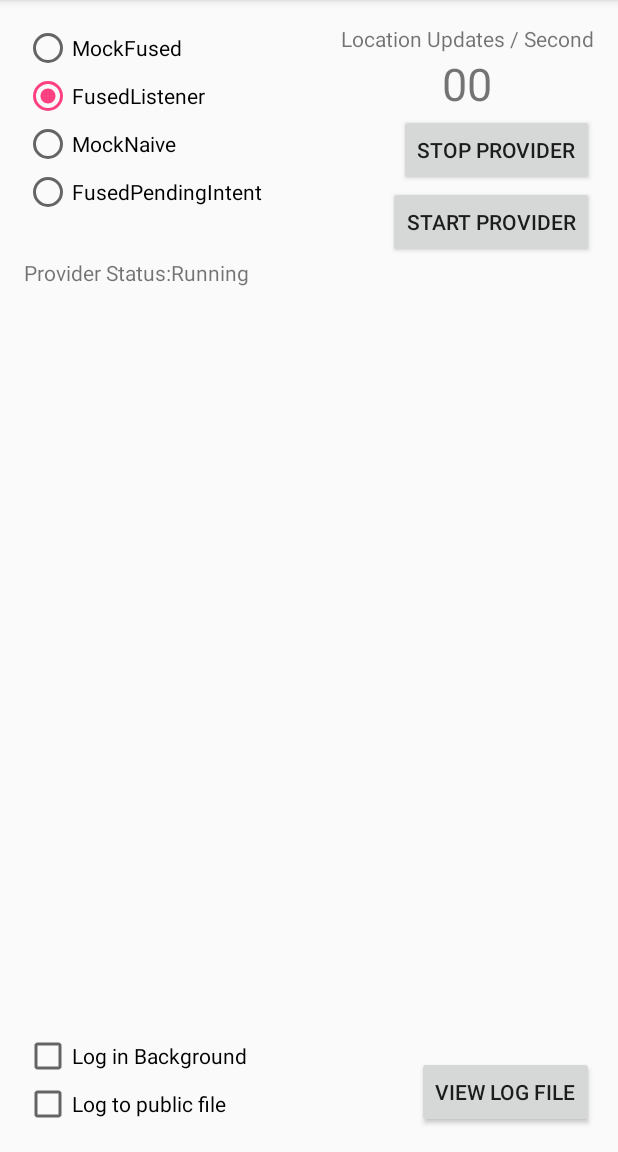
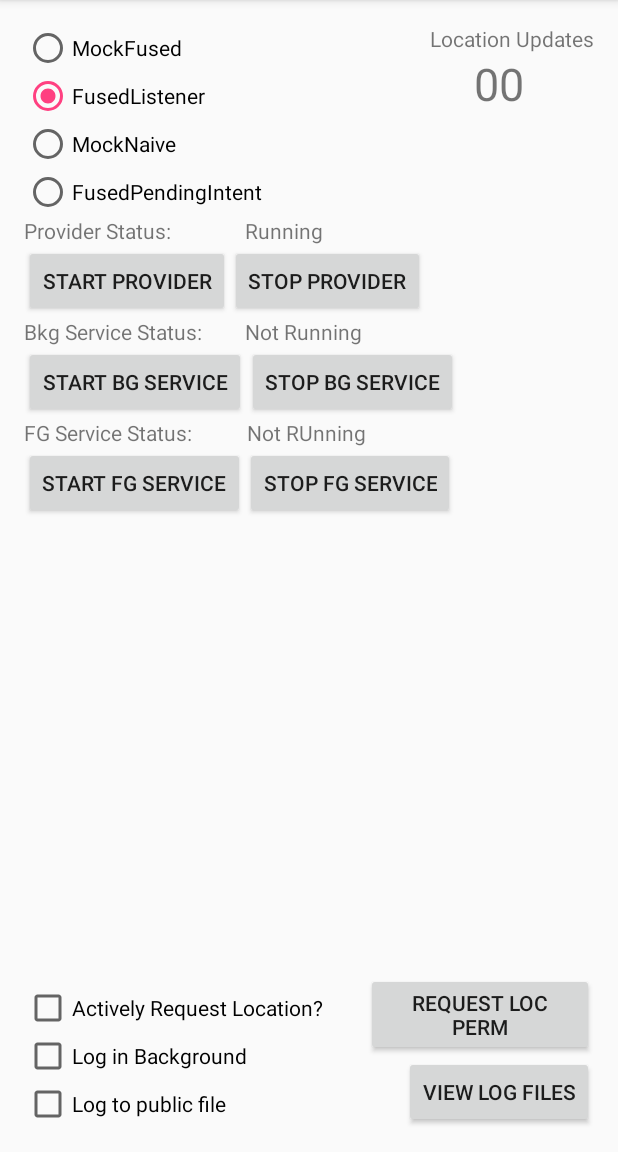
Before and after one commit to CristianAnaya/GPSFrequencyStatus, an Android app: the MainActivity screen opened directly, with no data from a screen before it, on a phone screen of 412 x 824 dp, the part 84-1236 px from its top. Run offline under Robolectric (Android 15) with nearby library versions, the phone set to English and light mode, and no system bars; our stand-ins replace ButterKnife.

Commit message:
Two different service types.

```diff
--- a/GPSFrequencyStatus/app/src/main/java/ca/stefanm/gpsfrequencystatus/services/LocationRecieverService.java
+++ b/GPSFrequencyStatus/app/src/main/java/ca/stefanm/gpsfrequencystatus/services/AbstractLocationReceiverService.java
@@ -10,7 +10,8 @@ import android.support.annotation.Nullable;
  * Created by Stefan on 12/3/2016.
  */
 
-public class LocationRecieverService extends Service implements ILocationListener {
+public abstract class AbstractLocationReceiverService extends Service implements ILocationListener {
+
     @Override
     public void OnLocationChanged(Location location) {
 
@@ -19,24 +20,13 @@ public class LocationRecieverService extends Service implements ILocationListene
 
         //Analogous to the fence handler service.
 
+    }
 
 
+    public void setLocationListener(ILocationListener locationListener){
 
     }
 
 
 
-
-    //The service specifies the location provider and passes a reference to itself?
-
-
-
-
-    //Needs to be in a separate process with a notification to be a foreground process.
-
-    @Nullable
-    @Override
-    public IBinder onBind(Intent intent) {
-        return null;
-    }
 }
--- /dev/null
+++ b/GPSFrequencyStatus/app/src/main/java/ca/stefanm/gpsfrequencystatus/services/BackgroundLocationReceiverService.java
@@ -0,0 +1,18 @@
+package ca.stefanm.gpsfrequencystatus.services;
+
+import android.content.Intent;
+import android.os.IBinder;
+import android.support.annotation.Nullable;
+
+/**
+ * Should run in a separate process, have a notification visible.
+ * Created by Stefan on 12/3/2016.
+ */
+
+public class BackgroundLocationReceiverService extends AbstractLocationReceiverService {
+    @Nullable
+    @Override
+    public IBinder onBind(Intent intent) {
+        return null;
+    }
+}
--- /dev/null
+++ b/GPSFrequencyStatus/app/src/main/java/ca/stefanm/gpsfrequencystatus/services/ForegroundLocationRecieverService.java
@@ -0,0 +1,33 @@
+package ca.stefanm.gpsfrequencystatus.services;
+
+import android.app.Service;
+import android.content.Intent;
+import android.location.Location;
+import android.os.IBinder;
+import android.support.annotation.Nullable;
+
+/**
+ * Runs in the same process, different non-UI thread, as the main applicaiton.
+ * Created by Stefan on 12/3/2016.
+ */
+
+public class ForegroundLocationRecieverService extends AbstractLocationReceiverService {
+
+
+
+
+    //The service specifies the location provider and passes a reference to itself?
+
+
+
+
+    //Needs to be in a separate process with a notification to be a foreground process.
+
+    @Nullable
+    @Override
+    public IBinder onBind(Intent intent) {
+        return null;
+    }
+
+
+}
--- a/GPSFrequencyStatus/app/src/main/res/layout/activity_main.xml
+++ b/GPSFrequencyStatus/app/src/main/res/layout/activity_main.xml
@@ -27,7 +27,7 @@
         android:id="@+id/cbBackgroundLog" />
 
     <Button
-        android:text="View Log File"
+        android:text="View Log Files"
         android:layout_width="wrap_content"
         android:layout_height="wrap_content"
         android:id="@+id/bOpenLogFile"
@@ -36,11 +36,11 @@
 
 
     <TextView
-        android:text="Location Updates / Second"
+        android:text="Location Updates"
         android:layout_width="wrap_content"
         android:layout_height="wrap_content"
         android:id="@+id/FreqLabel"
-        tools:text="Location Updates / Second"
+        tools:text="Location Updates"
         android:textAlignment="center"
         android:layout_alignParentTop="true"
         android:layout_alignParentEnd="true" />
@@ -54,7 +54,7 @@
         android:textAlignment="center"
         android:layout_below="@+id/FreqLabel"
         android:layout_alignParentEnd="true"
-        android:layout_alignStart="@+id/FreqLabel" />
+        android:layout_alignStart="@+id/bOpenLogFile" />
 
     <RadioGroup
         android:layout_width="wrap_content"
@@ -63,8 +63,8 @@
         android:checkedButton="@+id/rbFusedListener"
         android:layout_alignParentTop="true"
         android:layout_alignParentStart="true"
-        android:layout_alignBottom="@+id/buttonStartProvider"
-        android:layout_toStartOf="@+id/FreqLabel">
+        android:layout_toStartOf="@+id/FreqLabel"
+        android:layout_alignEnd="@+id/cbActiveRequest">
 
         <RadioButton
             android:text="MockFused"
@@ -100,6 +100,22 @@
             android:layout_alignParentStart="true" />
     </RadioGroup>
 
+    <CheckBox
+        android:text="Actively Request Location?"
+        android:layout_width="wrap_content"
+        android:layout_height="wrap_content"
+        android:layout_above="@+id/cbBackgroundLog"
+        android:layout_alignParentStart="true"
+        android:id="@+id/cbActiveRequest" />
+
+    <TextView
+        android:text="Running"
+        android:layout_width="wrap_content"
+        android:layout_height="wrap_content"
+        android:id="@+id/tvStatusFlag"
+        android:layout_below="@+id/radioGroup"
+        android:layout_alignEnd="@+id/radioGroup" />
+
     <TextView
         android:text="Provider Status:"
         android:layout_width="wrap_content"
@@ -108,27 +124,91 @@
         android:layout_below="@+id/radioGroup"
         android:layout_alignParentStart="true" />
 
-    <TextView
-        android:text="Running"
-        android:layout_width="wrap_content"
-        android:layout_height="wrap_content"
-        android:id="@+id/tvStatusFlag"
-        android:layout_below="@+id/radioGroup"
-        android:layout_toEndOf="@+id/tvLocProviderStatusLbl" />
-
     <Button
         android:text="Start Provider"
         android:layout_width="wrap_content"
         android:layout_height="wrap_content"
         android:id="@+id/buttonStartProvider"
-        android:layout_below="@+id/buttonStopProvider"
-        android:layout_alignParentEnd="true" />
+        android:layout_below="@+id/tvStatusFlag"
+        android:layout_alignParentStart="true" />
 
     <Button
         android:text="Stop Provider"
         android:layout_width="wrap_content"
         android:layout_height="wrap_content"
         android:id="@+id/buttonStopProvider"
-        android:layout_below="@+id/freqUpdatesCount"
-        android:layout_alignParentEnd="true" />
+        android:layout_below="@+id/tvStatusFlag"
+        android:layout_toEndOf="@+id/buttonStartProvider" />
+
+    <TextView
+        android:text="Bkg Service Status:"
+        android:layout_width="wrap_content"
+        android:layout_height="wrap_content"
+        android:layout_below="@+id/buttonStartProvider"
+        android:layout_alignParentStart="true"
+        android:id="@+id/tvbgServiceLbl" />
+
+    <Button
+        android:text="Start Bg Service"
+        android:layout_width="wrap_content"
+        android:layout_height="wrap_content"
+        android:layout_below="@+id/tvbgServiceLbl"
+        android:layout_alignParentStart="true"
+        android:id="@+id/bgBackgroundServiceStart" />
+
+    <TextView
+        android:text="Not Running"
+        android:layout_width="wrap_content"
+        android:layout_height="wrap_content"
+        android:layout_below="@+id/buttonStartProvider"
+        android:layout_alignStart="@+id/tvStatusFlag"
+        android:id="@+id/tvbgServiceStatus" />
+
+    <Button
+        android:text="Stop BG Service"
+        android:layout_width="wrap_content"
+        android:layout_height="wrap_content"
+        android:layout_below="@+id/tvbgServiceStatus"
+        android:layout_toEndOf="@+id/cbBackgroundLog"
+        android:id="@+id/bgBackgroundServiceStop" />
+
+    <TextView
+        android:text="FG Service Status:"
+        android:layout_width="wrap_content"
+        android:layout_height="wrap_content"
+        android:layout_below="@+id/bgBackgroundServiceStart"
+        android:layout_alignParentStart="true"
+        android:id="@+id/tvfgservicelbl" />
+
+    <TextView
+        android:text="Not RUnning"
+        android:layout_width="wrap_content"
+        android:layout_height="wrap_content"
+        android:layout_alignBottom="@+id/tvfgservicelbl"
+        android:layout_alignStart="@+id/bgBackgroundServiceStop"
+        android:id="@+id/tvfgServiceStatus" />
+
+    <Button
+        android:text="Start FG Service"
+        android:layout_width="wrap_content"
+        android:layout_height="wrap_content"
+        android:layout_below="@+id/tvfgservicelbl"
+        android:layout_alignParentStart="true"
+        android:id="@+id/bfgServiceStart" />
+
+    <Button
+        android:text="Stop FG Service"
+        android:layout_width="wrap_content"
+        android:layout_height="wrap_content"
+        android:layout_alignBottom="@+id/bfgServiceStart"
+        android:layout_alignStart="@+id/tvbgServiceStatus"
+        android:id="@+id/bfgServiceStop" />
+
+    <Button
+        android:text="Request Loc Perm"
+        android:layout_width="wrap_content"
+        android:layout_height="wrap_content"
+        android:id="@+id/bRequestLocation"
+        android:layout_above="@+id/bOpenLogFile"
+        android:layout_toEndOf="@+id/tvfgServiceStatus" />
 </RelativeLayout>
```
